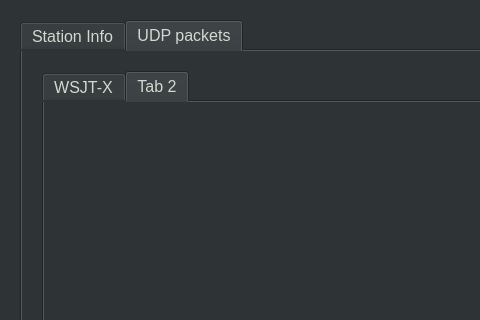
Above: Sources/U2.Suite/logger/ui/LoggerPreferencesDialog.ui from ut8uu/U2.Suite.Python before the change; both pictures show x 0 to 480 and y 0 to 320 of the 623 by 480 pixel window. Below: the same form after it.
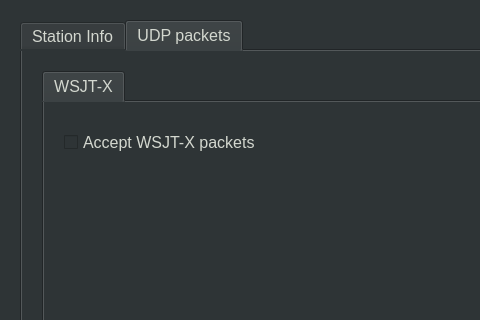
That is the form after the change. The open tabs and pages were chosen to show the change.

Patch:
```diff
--- a/Sources/U2.Suite/logger/ui/LoggerPreferencesDialog.ui
+++ b/Sources/U2.Suite/logger/ui/LoggerPreferencesDialog.ui
@@ -195,14 +195,6 @@
        </property>
       </widget>
      </widget>
-     <widget class="QWidget" name="tab_3">
-      <property name="enabled">
-       <bool>false</bool>
-      </property>
-      <attribute name="title">
-       <string>Tab 2</string>
-      </attribute>
-     </widget>
     </widget>
    </widget>
   </widget>
```
Left out of the diff: 4 changed lines with no effect on the pictures.
